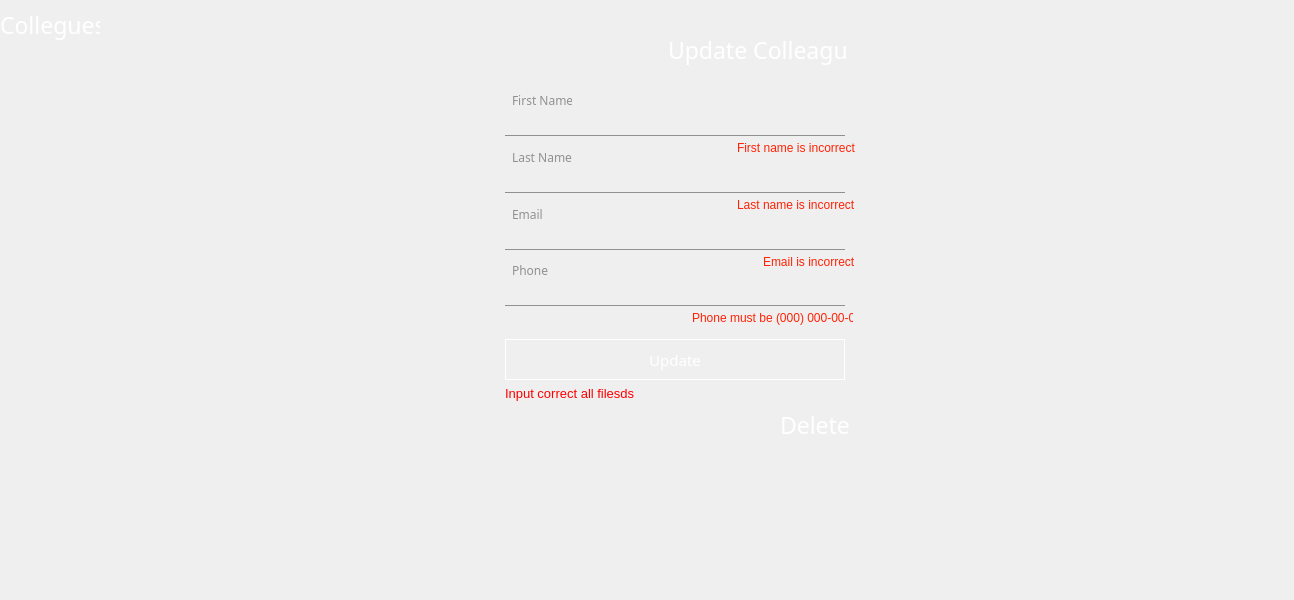
This is Views/Colleagues/UpdateCollegueView.ui in oleksandrmelnychenko/noltapp as Qt 5 draws it before an edit. The edited form follows.
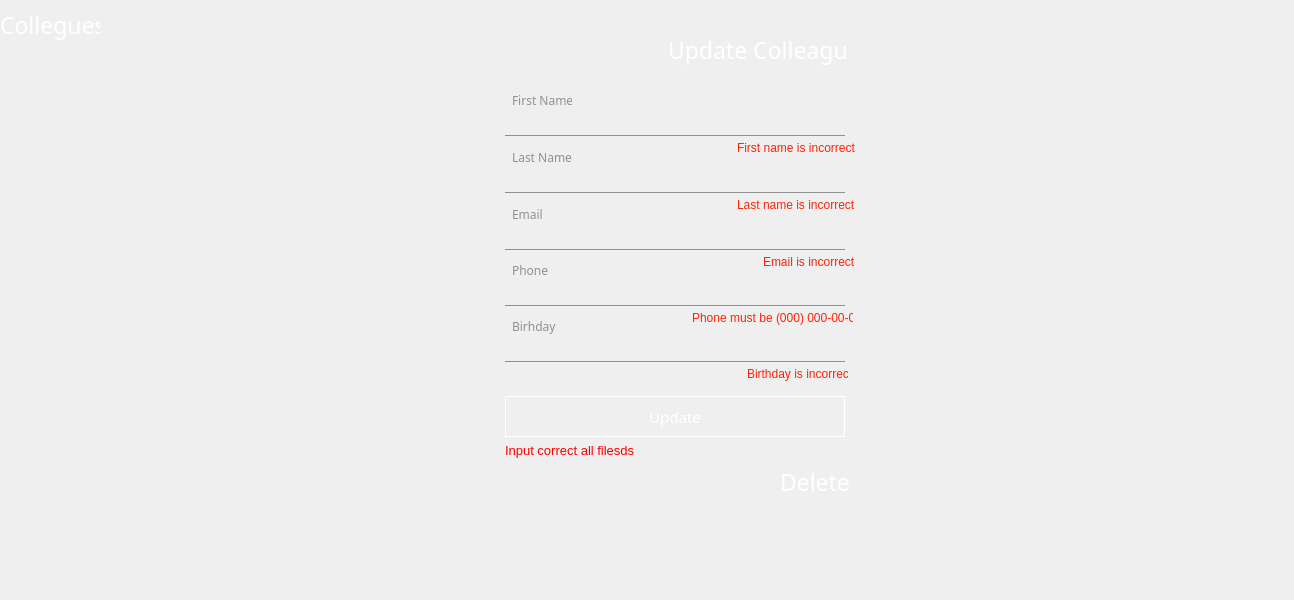
This is the edited form. Custom widgets are drawn as their Qt base class.

Commit message: Add birthday fields on create new colleague

Diff of the .ui file:
```diff
--- a/Views/Colleagues/UpdateCollegueView.ui
+++ b/Views/Colleagues/UpdateCollegueView.ui
@@ -250,7 +250,7 @@
     <property name="geometry">
      <rect>
       <x>505</x>
-      <y>339</y>
+      <y>396</y>
       <width>340</width>
       <height>41</height>
      </rect>
@@ -289,7 +289,7 @@
     <property name="geometry">
      <rect>
       <x>780</x>
-      <y>400</y>
+      <y>457</y>
       <width>81</width>
       <height>50</height>
      </rect>
@@ -308,7 +308,7 @@
     <property name="geometry">
      <rect>
       <x>505</x>
-      <y>385</y>
+      <y>442</y>
       <width>151</width>
       <height>16</height>
      </rect>
@@ -438,6 +438,73 @@
      <string>Update Colleague</string>
     </property>
    </widget>
+   <widget class="QLabel" name="lblBirthday">
+    <property name="geometry">
+     <rect>
+      <x>512</x>
+      <y>318</y>
+      <width>47</width>
+      <height>16</height>
+     </rect>
+    </property>
+    <property name="font">
+     <font>
+      <family>Leelawadee UI Semilight</family>
+      <pointsize>9</pointsize>
+     </font>
+    </property>
+    <property name="styleSheet">
+     <string notr="true">color:#909090;</string>
+    </property>
+    <property name="text">
+     <string>Birhday</string>
+    </property>
+   </widget>
+   <widget class="QLineEdit" name="txtEditBirthday">
+    <property name="geometry">
+     <rect>
+      <x>505</x>
+      <y>337</y>
+      <width>340</width>
+      <height>25</height>
+     </rect>
+    </property>
+    <property name="font">
+     <font>
+      <family>Calibri</family>
+      <pointsize>10</pointsize>
+     </font>
+    </property>
+    <property name="styleSheet">
+     <string notr="true">color:#ffffff;
+border:none;
+border-bottom:1px solid #909090;
+background-color:transparent;
+padding-left:7px;</string>
+    </property>
+   </widget>
+   <widget class="QLabel" name="lblIncorrectBirthday">
+    <property name="geometry">
+     <rect>
+      <x>747</x>
+      <y>366</y>
+      <width>101</width>
+      <height>16</height>
+     </rect>
+    </property>
+    <property name="font">
+     <font>
+      <family>Arial</family>
+     </font>
+    </property>
+    <property name="styleSheet">
+     <string notr="true">color:rgb(255,35,6);
+opacity: 0;</string>
+    </property>
+    <property name="text">
+     <string>Birthday is incorrect</string>
+    </property>
+   </widget>
    <zorder>txtEditFirstName</zorder>
    <zorder>txtEditLastName</zorder>
    <zorder>txtEditEmail</zorder>
```
Left out of the diff: 3 changed lines with no effect on the pictures. The commit also changes 5 other files.
